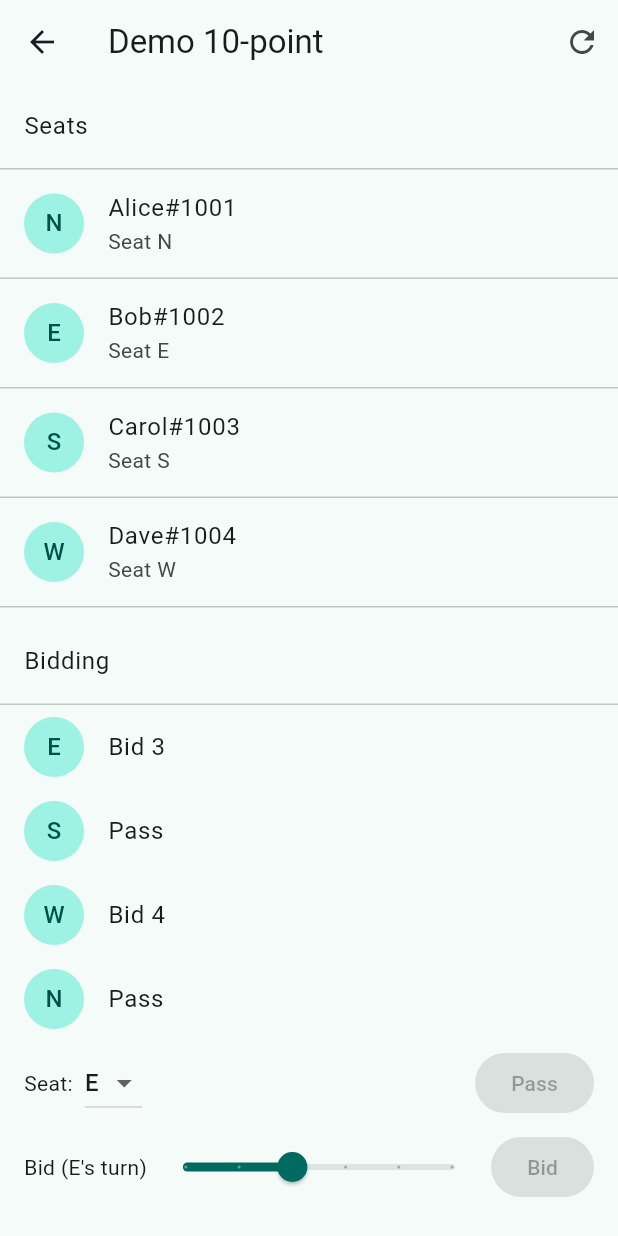
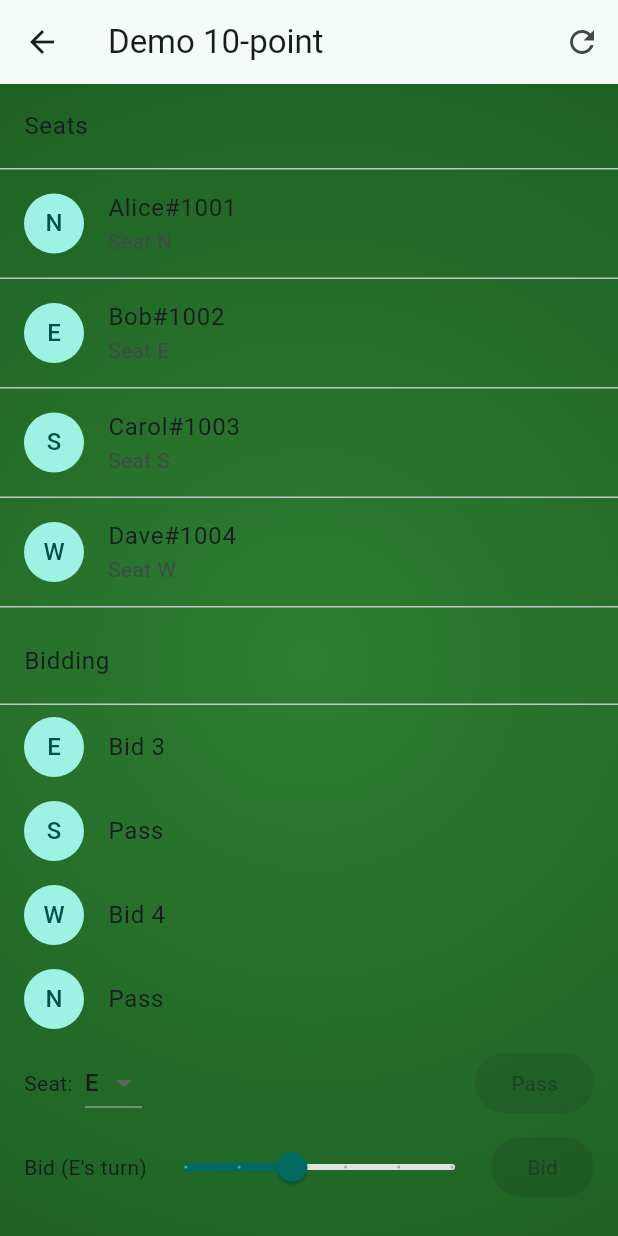
Before and after one commit to tonytmtsh/pitch, a Flutter app: the screen it shows after launch, after a tap on "Demo 10-point", on a phone screen of 412 x 824 dp. Run offline on Flutter 3.47's test engine with Material 3 defaults, Android fonts, the phone set to English and light mode, and no system bars; our stand-ins replace supabase_flutter; accounts and stored records are empty.

Commit message:
Add felt background and suit-colored accents to table screen
Co-authored-by: tonytmtsh <13682783+tonytmtsh@users.noreply.github.com>

```diff
--- a/lib/ui/table_screen.dart
+++ b/lib/ui/table_screen.dart
@@ -1,6 +1,7 @@
 import 'package:flutter/material.dart';
 import 'package:provider/provider.dart';
 import 'widgets/playing_card.dart';
+import 'theme/pitch_theme.dart';
 
 import '../services/pitch_service.dart';
 import '../state/table_store.dart';
@@ -54,7 +55,9 @@ class _TableBody extends StatelessWidget {
         }
   final pos = ['N', 'E', 'S', 'W'];
   final myId = context.read<PitchService>().currentUserId();
-  return RefreshIndicator(
+  return Container(
+          decoration: PitchTheme.createFeltBackground(context),
+          child: RefreshIndicator(
             onRefresh: () => context.read<TableStore>().refresh(),
             child: ListView(
           children: [
@@ -139,11 +142,55 @@ class _TableBody extends StatelessWidget {
                     DropdownButton<String>(
                       value: null,
                       hint: const Text('Suit'),
-                      items: const [
-                        DropdownMenuItem(value: 'S', child: Text('Spades')),
-                        DropdownMenuItem(value: 'H', child: Text('Hearts')),
-                        DropdownMenuItem(value: 'D', child: Text('Diamonds')),
-                        DropdownMenuItem(value: 'C', child: Text('Clubs')),
+                      items: [
+                        DropdownMenuItem(
+                          value: 'S',
+                          child: Row(
+                            mainAxisSize: MainAxisSize.min,
+                            children: [
+                              Text(PitchTheme.getSuitSymbol('S'),
+                                style: TextStyle(color: PitchTheme.getSuitColor('S'))),
+                              const SizedBox(width: 4),
+                              const Text('Spades'),
+                            ],
+                          ),
+                        ),
+                        DropdownMenuItem(
+                          value: 'H',
+                          child: Row(
+                            mainAxisSize: MainAxisSize.min,
+                            children: [
+                              Text(PitchTheme.getSuitSymbol('H'),
+                                style: TextStyle(color: PitchTheme.getSuitColor('H'))),
+                              const SizedBox(width: 4),
+                              const Text('Hearts'),
+                            ],
+                          ),
+                        ),
+                        DropdownMenuItem(
+                          value: 'D',
+                          child: Row(
+                            mainAxisSize: MainAxisSize.min,
+                            children: [
+                              Text(PitchTheme.getSuitSymbol('D'),
+                                style: TextStyle(color: PitchTheme.getSuitColor('D'))),
+                              const SizedBox(width: 4),
+                              const Text('Diamonds'),
+                            ],
+                          ),
+                        ),
+                        DropdownMenuItem(
+                          value: 'C',
+                          child: Row(
+                            mainAxisSize: MainAxisSize.min,
+                            children: [
+                              Text(PitchTheme.getSuitSymbol('C'),
+                                style: TextStyle(color: PitchTheme.getSuitColor('C'))),
+                              const SizedBox(width: 4),
+                              const Text('Clubs'),
+                            ],
+                          ),
+                        ),
                       ],
                       onChanged: store.mySeatPos == store.biddingWinnerPos
                           ? (suit) async {
@@ -267,12 +314,21 @@ class _TableBody extends StatelessWidget {
                           spacing: 6,
                           runSpacing: 6,
                           children: legal
-                              .map((c) => ElevatedButton(
+                              .map((c) {
+                                final suit = c.isNotEmpty ? c.substring(c.length - 1) : '';
+                                return ElevatedButton(
                                   onPressed: active.id != null
                                       ? () => svc.playCard(active.id!, c)
                                       : null,
+                                  style: ElevatedButton.styleFrom(
+                                    side: BorderSide(
+                                      color: PitchTheme.getSuitColor(suit),
+                                      width: 2,
+                                    ),
+                                  ),
                                   child: Text(c),
-                                  ))
+                                );
+                              })
                               .toList(),
                         ),
                     ],
@@ -301,14 +357,31 @@ class _TableBody extends StatelessWidget {
               ),
               const Divider(height: 1),
               ListTile(
-                title: Text('Trumps: ${store.scoring!.trumps}'),
+                title: Row(
+                  children: [
+                    const Text('Trumps: '),
+                    Text(
+                      PitchTheme.getSuitSymbol(store.scoring!.trumps),
+                      style: TextStyle(
+                        color: PitchTheme.getSuitColor(store.scoring!.trumps),
+                        fontSize: 18,
+                        fontWeight: FontWeight.bold,
+                      ),
+                    ),
+                    const SizedBox(width: 4),
+                    Text(store.scoring!.trumps),
+                  ],
+                ),
               ),
               ...store.scoring!.capturedBy.entries.map((e) {
                 final suitGroups = _groupBySuit(e.value);
                 final chips = suitGroups.entries
                     .map((s) => Padding(
                           padding: const EdgeInsets.only(right: 6, bottom: 6),
-                          child: Chip(label: Text('${s.key}: ${s.value.join(' ')}')),
+                          child: PitchTheme.createSuitChip(
+                            text: '${s.key}: ${s.value.join(' ')}',
+                            suit: s.key,
+                          ),
                         ))
                     .toList();
                 return Padding(
@@ -341,7 +414,9 @@ class _TableBody extends StatelessWidget {
             ],
             const SizedBox(height: 16),
           ],
-        ));
+        ),
+          ),
+        );
       }(),
     );
   }
--- /dev/null
+++ b/lib/ui/theme/pitch_theme.dart
@@ -0,0 +1,113 @@
+import 'package:flutter/material.dart';
+
+/// Theme utilities for the Pitch game app.
+class PitchTheme {
+  /// Gets the color for a suit character (H, D, C, S).
+  static Color getSuitColor(String suit) {
+    switch (suit) {
+      case 'H':
+      case 'D':
+        return Colors.red.shade700;
+      case 'C':
+      case 'S':
+        return Colors.black87;
+      default:
+        return Colors.black54;
+    }
+  }
+
+  /// Gets the suit symbol for a suit character.
+  static String getSuitSymbol(String suit) {
+    switch (suit) {
+      case 'H':
+        return '♥';
+      case 'D':
+        return '♦';
+      case 'C':
+        return '♣';
+      case 'S':
+        return '♠';
+      default:
+        return '?';
+    }
+  }
+
+  /// Creates a subtle felt-like background decoration for the table.
+  static BoxDecoration createFeltBackground(BuildContext context) {
+    final isDark = Theme.of(context).brightness == Brightness.dark;
+
+    if (isDark) {
+      // Dark mode: Deep green with subtle texture
+      return BoxDecoration(
+        gradient: RadialGradient(
+          center: Alignment.center,
+          radius: 1.2,
+          colors: [
+            const Color(0xFF1B5E20), // Dark green center
+            const Color(0xFF0D4713), // Darker green edges
+          ],
+        ),
+      );
+    } else {
+      // Light mode: Traditional felt green
+      return BoxDecoration(
+        gradient: RadialGradient(
+          center: Alignment.center,
+          radius: 1.2,
+          colors: [
+            const Color(0xFF2E7D32), // Medium green center
+            const Color(0xFF1B5E20), // Darker green edges
+          ],
+        ),
+      );
+    }
+  }
+
+  /// Creates a card panel with suit-colored accent.
+  static Widget createSuitAccentedPanel({
+    required Widget child,
+    String? suit,
+    EdgeInsetsGeometry? padding,
+  }) {
+    return Container(
+      padding: padding ?? const EdgeInsets.all(8.0),
+      decoration: BoxDecoration(
+        border: suit != null
+            ? Border(
+                left: BorderSide(
+                  color: getSuitColor(suit),
+                  width: 4,
+                ),
+              )
+            : null,
+        borderRadius: const BorderRadius.only(
+          topRight: Radius.circular(4),
+          bottomRight: Radius.circular(4),
+        ),
+      ),
+      child: child,
+    );
+  }
+
+  /// Creates a suit-colored chip for displaying cards or suits.
+  static Widget createSuitChip({
+    required String text,
+    String? suit,
+    VoidCallback? onTap,
+  }) {
+    final color = suit != null ? getSuitColor(suit) : null;
+
+    return ActionChip(
+      label: Text(
+        text,
+        style: TextStyle(
+          color: color != null ? Colors.white : null,
+          fontWeight: FontWeight.w500,
+        ),
+      ),
+      backgroundColor: color?.withOpacity(0.8),
+      onPressed: onTap,
+      materialTapTargetSize: MaterialTapTargetSize.shrinkWrap,
+    );
+  }
+}
--- a/lib/ui/widgets/playing_card.dart
+++ b/lib/ui/widgets/playing_card.dart
@@ -1,4 +1,6 @@
 import 'package:flutter/material.dart';
+
+import '../theme/pitch_theme.dart';
 
 /// Simple playing card renderer using a short code like 'AS', '10H', 'QC'.
 class PlayingCardView extends StatelessWidget {
@@ -55,18 +57,7 @@ class PlayingCardView extends StatelessWidget {
   }
 
   (String, Color) _suitInfo(String suit) {
-    switch (suit) {
-      case 'H':
-        return ('♥', Colors.red.shade700);
-      case 'D':
-        return ('♦', Colors.red.shade700);
-      case 'C':
-        return ('♣', Colors.black87);
-      case 'S':
-        return ('♠', Colors.black87);
-      default:
-        return ('?', Colors.black54);
-    }
+    return (PitchTheme.getSuitSymbol(suit), PitchTheme.getSuitColor(suit));
   }
 }
 
```
Lines whose indentation alone changed are shown as unchanged.
